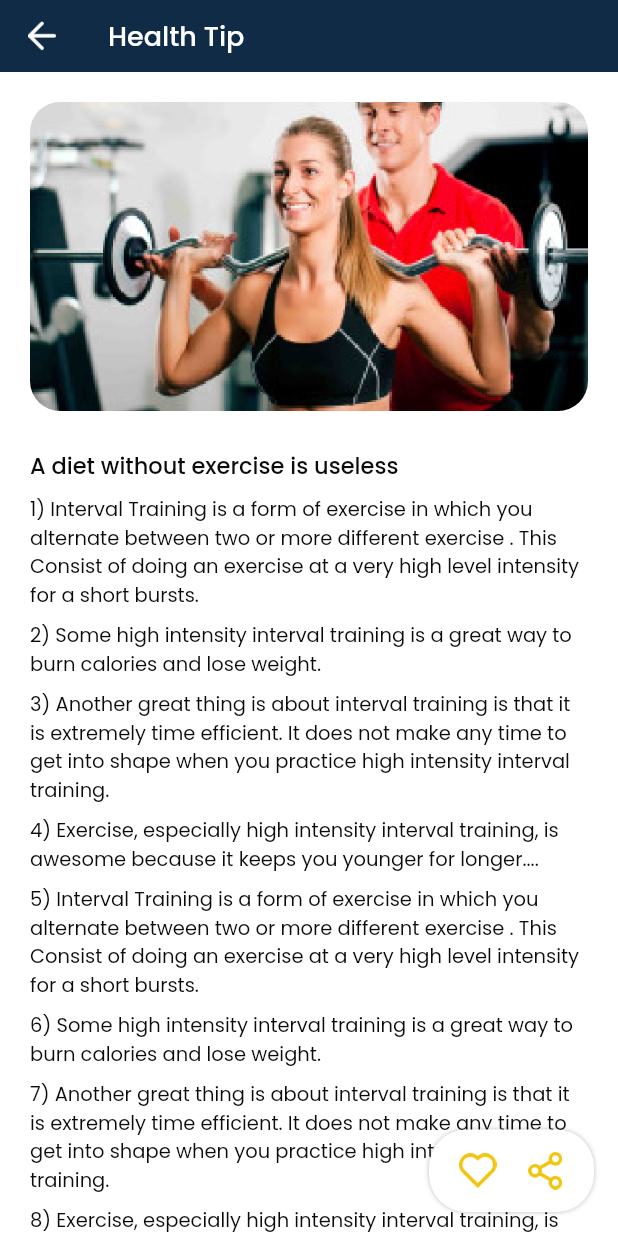
After one commit to sayedmostaf/healtho, a Flutter app: the HealthTipsDetailsPage screen opened directly, on a phone screen of 412 x 824 dp. The commit adds this screen. Run offline on Flutter 3.47's test engine with Material 3 defaults, Android fonts, the phone set to English and light mode, and no system bars; missing offline and left inert: otp_text_field_v2, otp_timer_button.

Commit message:
create health tips page & tips details page

```diff
--- a/lib/core/utils/assets.dart
+++ b/lib/core/utils/assets.dart
@@ -11,4 +11,10 @@ class AppAssets {
   static const downImage = 'assets/images/down.png';
   static const checkTickImage = 'assets/images/check_tick.png';
   static const unCheckTickImage = 'assets/images/uncheck.png';
+  static const tipOneImage = 'assets/images/home_1.png';
+  static const tipTwoImage = 'assets/images/home_2.png';
+  static const tipThreeImage = 'assets/images/home_3.png';
+  static const backImage = 'assets/images/back.png';
+  static const favColorImage = 'assets/images/fav_color.png';
+  static const shareImage = 'assets/images/share.png';
 }
--- /dev/null
+++ b/lib/features/home/top_tab_view/health_tip/health_tips_details_page.dart
@@ -0,0 +1,22 @@
+import 'package:flutter/material.dart';
+import 'package:healtho/features/home/top_tab_view/health_tip/widgets/health_tip_app_bar.dart';
+import 'package:healtho/features/home/top_tab_view/health_tip/widgets/health_tip_body.dart';
+import 'package:healtho/features/home/top_tab_view/health_tip/widgets/health_tip_floating_action_button.dart';
+
+class HealthTipsDetailsPage extends StatefulWidget {
+  const HealthTipsDetailsPage({super.key});
+
+  @override
+  State<HealthTipsDetailsPage> createState() => _HealthTipsDetailsPageState();
+}
+
+class _HealthTipsDetailsPageState extends State<HealthTipsDetailsPage> {
+  @override
+  Widget build(BuildContext context) {
+    return const Scaffold(
+      appBar: HealthTipAppBar(),
+      body: HealthTipBody(),
+      floatingActionButton: HealthTipFloatingActionButton(),
+    );
+  }
+}
--- /dev/null
+++ b/lib/features/home/top_tab_view/health_tip/widgets/health_tip_app_bar.dart
@@ -0,0 +1,37 @@
+import 'package:flutter/material.dart';
+import 'package:healtho/core/utils/assets.dart';
+import 'package:healtho/core/utils/colors.dart';
+import 'package:healtho/core/utils/functions/navigation.dart';
+
+class HealthTipAppBar extends StatelessWidget implements PreferredSizeWidget {
+  const HealthTipAppBar({super.key});
+
+  @override
+  Widget build(BuildContext context) {
+    return AppBar(
+      leading: IconButton(
+        onPressed: () {
+          context.pop();
+        },
+        icon: Image.asset(
+          AppAssets.backImage,
+          width: 20,
+          height: 20,
+          color: Colors.white,
+        ),
+      ),
+      backgroundColor: AppColors.secondary,
+      centerTitle: false,
+      title: const Text(
+        'Health Tip',
+        style: TextStyle(
+          color: Colors.white,
+          fontSize: 18,
+        ),
+      ),
+    );
+  }
+
+  @override
+  Size get preferredSize => const Size.fromHeight(kTextTabBarHeight);
+}
--- /dev/null
+++ b/lib/features/home/top_tab_view/health_tip/widgets/health_tip_body.dart
@@ -0,0 +1,82 @@
+import 'package:flutter/material.dart';
+import 'package:healtho/core/utils/assets.dart';
+import 'package:healtho/core/utils/colors.dart';
+import 'package:healtho/core/utils/functions/navigation.dart';
+import 'package:healtho/features/home/top_tab_view/health_tip/widgets/health_tip_paragraph.dart';
+
+class HealthTipBody extends StatelessWidget {
+  const HealthTipBody({super.key});
+
+  @override
+  Widget build(BuildContext context) {
+    return SingleChildScrollView(
+      child: Column(
+        crossAxisAlignment: CrossAxisAlignment.start,
+        children: [
+          Padding(
+            padding: const EdgeInsets.all(20),
+            child: Column(
+              crossAxisAlignment: CrossAxisAlignment.start,
+              children: [
+                ClipRRect(
+                  borderRadius: BorderRadius.circular(20),
+                  child: Image.asset(
+                    AppAssets.tipOneImage,
+                    width: double.maxFinite,
+                    height: context.width * .5,
+                    fit: BoxFit.cover,
+                  ),
+                ),
+                const SizedBox(
+                  height: 25,
+                ),
+                Text(
+                  'A diet without exercise is useless',
+                  style: TextStyle(
+                    color: AppColors.primaryText,
+                    fontSize: 15,
+                    fontWeight: FontWeight.w500,
+                  ),
+                ),
+                const SizedBox(
+                  height: 8,
+                ),
+                const HealthTipParagraph(
+                  text:
+                      '1) Interval Training is a form of exercise in which you alternate between two or more different exercise . This Consist of doing an exercise at a very high level intensity for a short bursts.',
+                ),
+                const HealthTipParagraph(
+                  text:
+                      "2) Some high intensity interval training is a great way to burn calories and lose weight.",
+                ),
+                const HealthTipParagraph(
+                  text:
+                      "3) Another great thing is about interval training is that it is extremely time efficient. It does not make any time to get into shape when you practice high intensity interval training.",
+                ),
+                const HealthTipParagraph(
+                    text:
+                        "4) Exercise, especially high intensity interval training, is awesome because it keeps you younger for longer...."),
+                const HealthTipParagraph(
+                  text:
+                      "5) Interval Training is a form of exercise in which you alternate between two or more different exercise . This Consist of doing an exercise at a very high level intensity for a short bursts.",
+                ),
+                const HealthTipParagraph(
+                  text:
+                      "6) Some high intensity interval training is a great way to burn calories and lose weight.",
+                ),
+                const HealthTipParagraph(
+                  text:
+                      "7) Another great thing is about interval training is that it is extremely time efficient. It does not make any time to get into shape when you practice high intensity interval training.",
+                ),
+                const HealthTipParagraph(
+                  text:
+                      "8) Exercise, especially high intensity interval training, is awesome because it keeps you younger for longer….",
+                ),
+              ],
+            ),
+          )
+        ],
+      ),
+    );
+  }
+}
--- /dev/null
+++ b/lib/features/home/top_tab_view/health_tip/widgets/health_tip_floating_action_button.dart
@@ -0,0 +1,47 @@
+import 'package:flutter/material.dart';
+import 'package:healtho/core/utils/assets.dart';
+
+class HealthTipFloatingActionButton extends StatelessWidget {
+  const HealthTipFloatingActionButton({super.key});
+
+  @override
+  Widget build(BuildContext context) {
+    return Container(
+      padding: const EdgeInsets.symmetric(horizontal: 20, vertical: 15),
+      decoration: BoxDecoration(
+        color: Colors.white,
+        borderRadius: BorderRadius.circular(25),
+        boxShadow: const [
+          BoxShadow(
+            color: Colors.black26,
+            blurRadius: 2,
+          )
+        ],
+      ),
+      child: Row(
+        mainAxisSize: MainAxisSize.min,
+        children: [
+          InkWell(
+            onTap: () {},
+            child: Image.asset(
+              AppAssets.favColorImage,
+              width: 25,
+              height: 25,
+            ),
+          ),
+          const SizedBox(
+            width: 20,
+          ),
+          InkWell(
+            onTap: () {},
+            child: Image.asset(
+              AppAssets.shareImage,
+              width: 25,
+              height: 25,
+            ),
+          ),
+        ],
+      ),
+    );
+  }
+}
--- /dev/null
+++ b/lib/features/home/top_tab_view/health_tip/widgets/health_tip_paragraph.dart
@@ -0,0 +1,20 @@
+import 'package:flutter/material.dart';
+import 'package:healtho/core/utils/colors.dart';
+
+class HealthTipParagraph extends StatelessWidget {
+  const HealthTipParagraph({super.key, required this.text});
+  final String text;
+  @override
+  Widget build(BuildContext context) {
+    return Padding(
+      padding: const EdgeInsets.only(bottom: 8),
+      child: Text(
+        text,
+        style: TextStyle(
+          color: AppColors.primaryText,
+          fontSize: 13,
+        ),
+      ),
+    );
+  }
+}
```
Also changed, not shown: lib/features/home/top_tab_view/health_tip/health_tip_page.dart (added, +56 -0 lines), lib/features/home/top_tab_view/health_tip/widgets/health_tip_row.dart (added, +74 -0 lines), assets/images/back.png (added), assets/images/fav_color.png (added), assets/images/home_1.png (added), assets/images/home_2.png (added), assets/images/home_3.png (added), assets/images/share.png (added).
